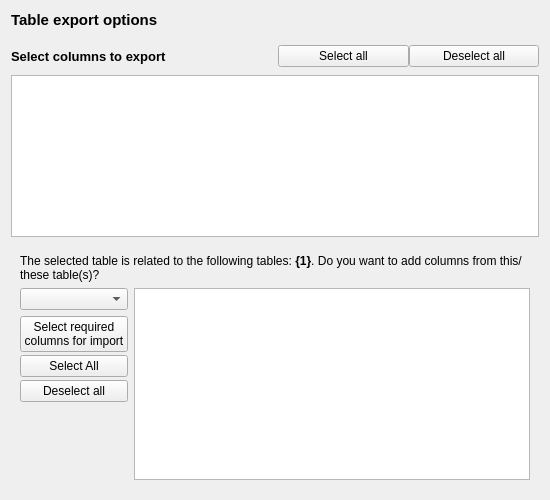
First picture: the form in src/gui/widgets/options/ui/export_table_options.ui, repository Vin985/ecosongs, before the edit.
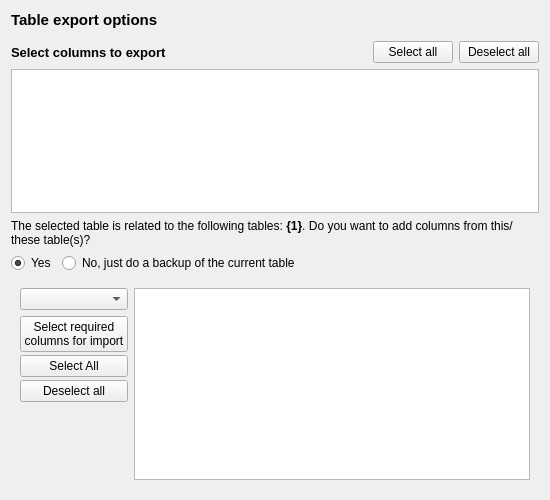
Second picture: the form after the edit. Custom widgets are drawn as their Qt base class.

Commit message: Added the options to export a table backup

```diff
--- a/src/gui/widgets/options/ui/export_table_options.ui
+++ b/src/gui/widgets/options/ui/export_table_options.ui
@@ -19,11 +19,8 @@
   <property name="windowTitle">
    <string>Form</string>
   </property>
-  <layout class="QGridLayout" name="gridLayout">
-   <property name="verticalSpacing">
-    <number>8</number>
-   </property>
-   <item row="0" column="0" colspan="2">
+  <layout class="QVBoxLayout" name="verticalLayout_3">
+   <item>
     <widget class="QLabel" name="label">
      <property name="font">
       <font>
@@ -37,7 +34,12 @@
      </property>
     </widget>
    </item>
-   <item row="2" column="0">
+   <item>
+    <widget class="FileChooser" name="file_chooser" native="true"/>
+   </item>
+   <item>
+    <layout class="QHBoxLayout" name="horizontalLayout">
+     <item>
     <widget class="QLabel" name="label_2">
      <property name="font">
       <font>
@@ -51,18 +53,19 @@
      </property>
     </widget>
    </item>
-   <item row="3" column="0" colspan="2">
-    <widget class="CheckableList" name="list_columns">
-     <property name="sizePolicy">
-      <sizepolicy hsizetype="Expanding" vsizetype="Preferred">
-       <horstretch>0</horstretch>
-       <verstretch>0</verstretch>
-      </sizepolicy>
-     </property>
-    </widget>
-   </item>
-   <item row="2" column="1">
-    <layout class="QHBoxLayout" name="horizontalLayout">
+     <item>
+      <spacer name="horizontalSpacer_2">
+       <property name="orientation">
+        <enum>Qt::Horizontal</enum>
+       </property>
+       <property name="sizeHint" stdset="0">
+        <size>
+         <width>40</width>
+         <height>20</height>
+        </size>
+       </property>
+      </spacer>
+     </item>
      <item>
       <widget class="QPushButton" name="btn_select_all">
        <property name="text">
@@ -79,19 +82,47 @@
      </item>
     </layout>
    </item>
-   <item row="1" column="0" colspan="2">
-    <widget class="FileChooser" name="file_chooser" native="true"/>
-   </item>
-   <item row="4" column="0" colspan="2">
-    <widget class="QWidget" name="expand_widget" native="true">
+   <item>
+    <widget class="CheckableList" name="list_columns">
      <property name="sizePolicy">
-      <sizepolicy hsizetype="Preferred" vsizetype="Expanding">
+      <sizepolicy hsizetype="Expanding" vsizetype="Preferred">
        <horstretch>0</horstretch>
        <verstretch>0</verstretch>
       </sizepolicy>
      </property>
-     <layout class="QGridLayout" name="gridLayout_2">
-      <item row="0" column="0" colspan="2">
+    </widget>
+   </item>
+   <item>
+    <widget class="QFrame" name="expand_frame">
+     <property name="minimumSize">
+      <size>
+       <width>0</width>
+       <height>0</height>
+      </size>
+     </property>
+     <property name="frameShape">
+      <enum>QFrame::NoFrame</enum>
+     </property>
+     <property name="frameShadow">
+      <enum>QFrame::Plain</enum>
+     </property>
+     <property name="lineWidth">
+      <number>0</number>
+     </property>
+     <layout class="QVBoxLayout" name="verticalLayout_2">
+      <property name="leftMargin">
+       <number>0</number>
+      </property>
+      <property name="topMargin">
+       <number>0</number>
+      </property>
+      <property name="rightMargin">
+       <number>0</number>
+      </property>
+      <property name="bottomMargin">
+       <number>0</number>
+      </property>
+      <item>
        <widget class="QLabel" name="lbl_expand">
         <property name="font">
          <font>
@@ -108,7 +139,66 @@
         </property>
        </widget>
       </item>
-      <item row="2" column="0">
+      <item>
+       <layout class="QHBoxLayout" name="horizontalLayout_2">
+        <item>
+         <widget class="QRadioButton" name="radio_expand">
+          <property name="text">
+           <string>Yes</string>
+          </property>
+          <property name="checked">
+           <bool>true</bool>
+          </property>
+          <attribute name="buttonGroup">
+           <string notr="true">radiogroup_expand</string>
+          </attribute>
+         </widget>
+        </item>
+        <item>
+         <widget class="QRadioButton" name="radio_backup">
+          <property name="text">
+           <string>No, just do a backup of the current table</string>
+          </property>
+          <attribute name="buttonGroup">
+           <string notr="true">radiogroup_expand</string>
+          </attribute>
+         </widget>
+        </item>
+        <item>
+         <spacer name="horizontalSpacer">
+          <property name="orientation">
+           <enum>Qt::Horizontal</enum>
+          </property>
+          <property name="sizeHint" stdset="0">
+           <size>
+            <width>40</width>
+            <height>20</height>
+           </size>
+          </property>
+         </spacer>
+        </item>
+       </layout>
+      </item>
+      <item>
+       <widget class="QWidget" name="expand_widget" native="true">
+        <property name="sizePolicy">
+         <sizepolicy hsizetype="Preferred" vsizetype="Expanding">
+          <horstretch>0</horstretch>
+          <verstretch>0</verstretch>
+         </sizepolicy>
+        </property>
+        <layout class="QGridLayout" name="gridLayout_2">
+         <item row="3" column="1" rowspan="3">
+          <widget class="CheckableList" name="list_expand_columns">
+           <property name="sizePolicy">
+            <sizepolicy hsizetype="Preferred" vsizetype="Expanding">
+             <horstretch>1</horstretch>
+             <verstretch>0</verstretch>
+            </sizepolicy>
+           </property>
+          </widget>
+         </item>
+         <item row="4" column="0">
        <layout class="QVBoxLayout" name="verticalLayout">
         <property name="spacing">
          <number>3</number>
@@ -162,23 +252,29 @@
         </item>
        </layout>
       </item>
-      <item row="1" column="0">
+         <item row="3" column="0">
        <widget class="QComboBox" name="combo_expand_table">
         <property name="styleSheet">
          <string notr="true"/>
         </property>
        </widget>
       </item>
-      <item row="1" column="1" rowspan="3">
-       <widget class="CheckableList" name="list_expand_columns">
-        <property name="sizePolicy">
-         <sizepolicy hsizetype="Preferred" vsizetype="Expanding">
-          <horstretch>1</horstretch>
-          <verstretch>0</verstretch>
-         </sizepolicy>
-        </property>
+        </layout>
        </widget>
       </item>
+      <item>
+       <spacer name="verticalSpacer_3">
+        <property name="orientation">
+         <enum>Qt::Vertical</enum>
+        </property>
+        <property name="sizeHint" stdset="0">
+         <size>
+          <width>20</width>
+          <height>0</height>
+         </size>
+        </property>
+       </spacer>
+      </item>
      </layout>
     </widget>
    </item>
```
Left out of the diff: 3 changed lines with no effect on the pictures. Lines whose indentation alone changed are shown as unchanged. The commit also changes 3 other files.
